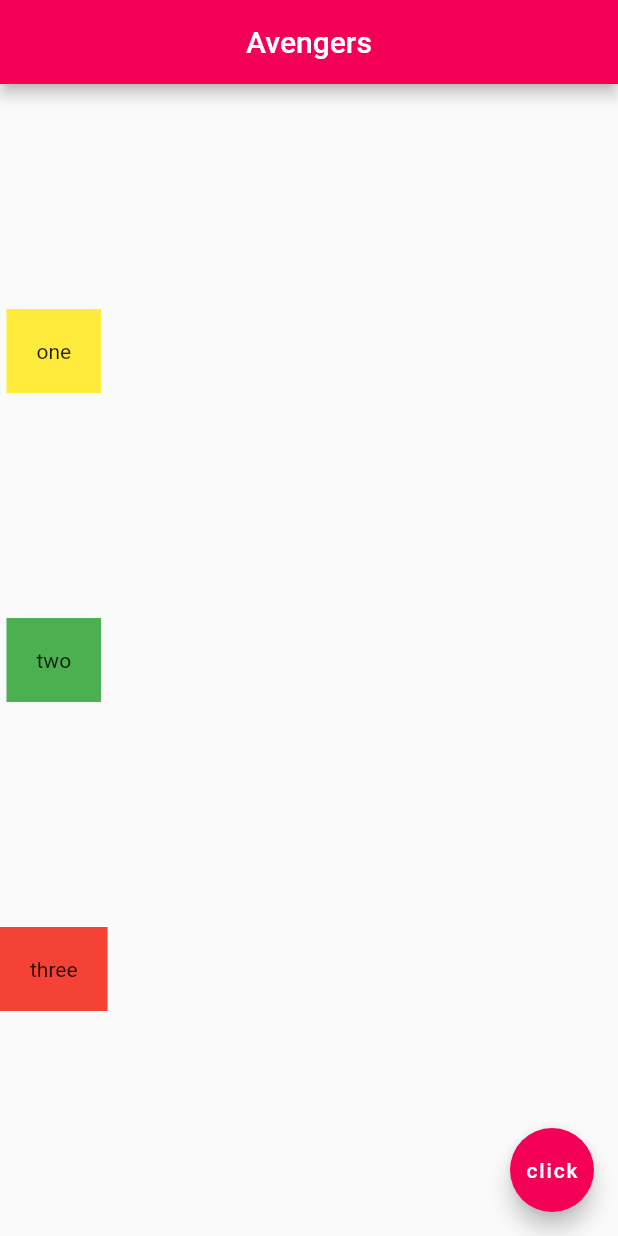
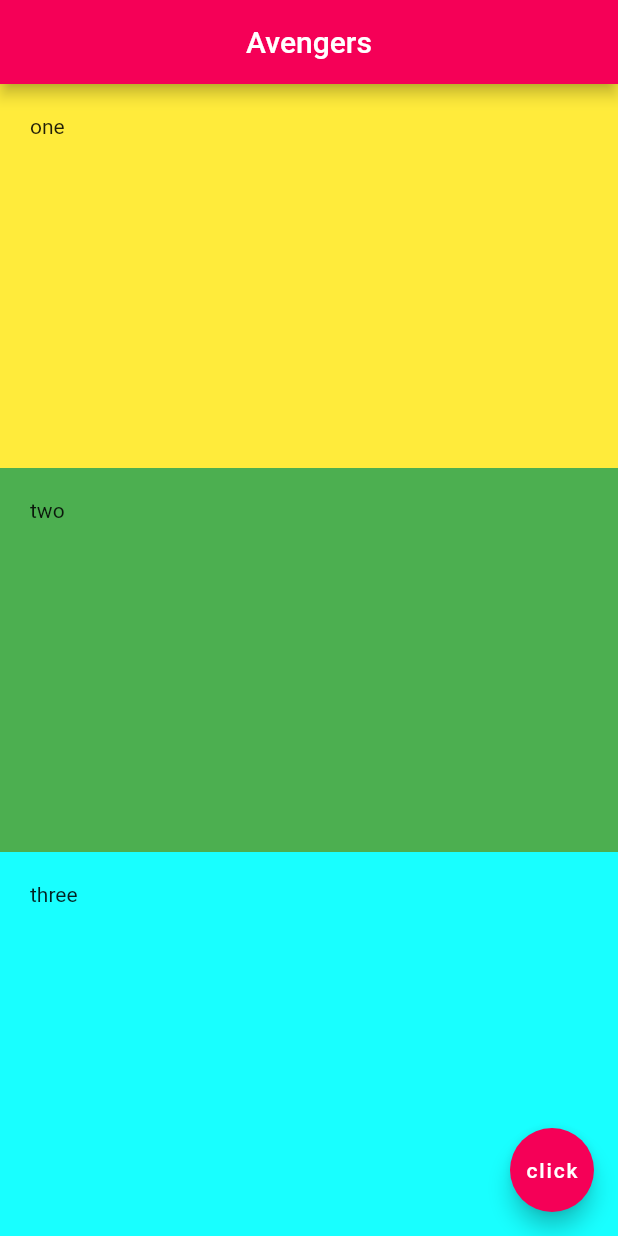
Before and after one commit to kharioki/Intro_to_flutter, a Flutter app: the screen it shows after launch, on a phone screen of 412 x 824 dp. Run offline on Flutter 3.47's test engine with Material 2 defaults, Android fonts, the phone set to English and light mode, and no system bars.

Commit message:
expanded widget

```diff
--- a/lib/main.dart
+++ b/lib/main.dart
@@ -17,21 +17,28 @@ class Home extends StatelessWidget {
       ),
       body: Column(
         mainAxisAlignment: MainAxisAlignment.spaceEvenly,
+        crossAxisAlignment: CrossAxisAlignment.stretch,
         children: <Widget>[
-          Container(
+          Expanded(
+            child: Container(
               padding: EdgeInsets.all(20.0),
               color: Colors.yellow,
               child: Text('one'),
             ),
-          Container(
+          ),
+          Expanded(
+            child: Container(
               padding: EdgeInsets.all(20.0),
               color: Colors.green,
               child: Text('two'),
             ),
-          Container(
+          ),
+          Expanded(
+            child: Container(
               padding: EdgeInsets.all(20.0),
-            color: Colors.red,
+              color: Colors.cyanAccent,
               child: Text('three'),
+            ),
           ),
         ],
       ),
```
Lines whose indentation alone changed are shown as unchanged.
